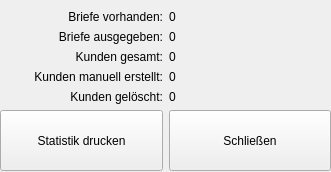
This is src/de/charityapps/postoffice/ui/statistics.ui in hanneseilers/Social-Postoffice as Qt 5 draws it before an edit. The edited form follows.
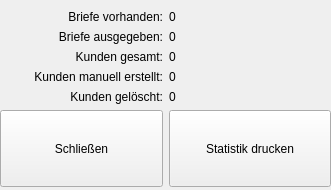
This is the edited form.

Commit message: Updated ui convert script and ui files. convert.py now check if java file already includes package name and skips that file.

The edit to the form file:
```diff
--- a/src/de/charityapps/postoffice/ui/statistics.ui
+++ b/src/de/charityapps/postoffice/ui/statistics.ui
@@ -7,7 +7,7 @@
     <x>0</x>
     <y>0</y>
     <width>331</width>
-    <height>172</height>
+    <height>190</height>
    </rect>
   </property>
   <property name="windowTitle">
@@ -20,7 +20,7 @@
       <x>0</x>
       <y>10</y>
       <width>331</width>
-      <height>161</height>
+      <height>177</height>
      </rect>
     </property>
     <layout class="QGridLayout" name="gridLayout">
@@ -145,7 +145,7 @@
        </property>
       </widget>
      </item>
-     <item row="5" column="0">
+     <item row="5" column="1">
       <widget class="QPushButton" name="btnPrint">
        <property name="sizePolicy">
         <sizepolicy hsizetype="Preferred" vsizetype="Preferred">
@@ -158,7 +158,7 @@
        </property>
       </widget>
      </item>
-     <item row="5" column="1">
+     <item row="5" column="0">
       <widget class="QPushButton" name="btnClose">
        <property name="sizePolicy">
         <sizepolicy hsizetype="Preferred" vsizetype="Preferred">
```
Left out of the diff: 16 changed lines with no effect on the pictures. The commit also changes 5 other files.
